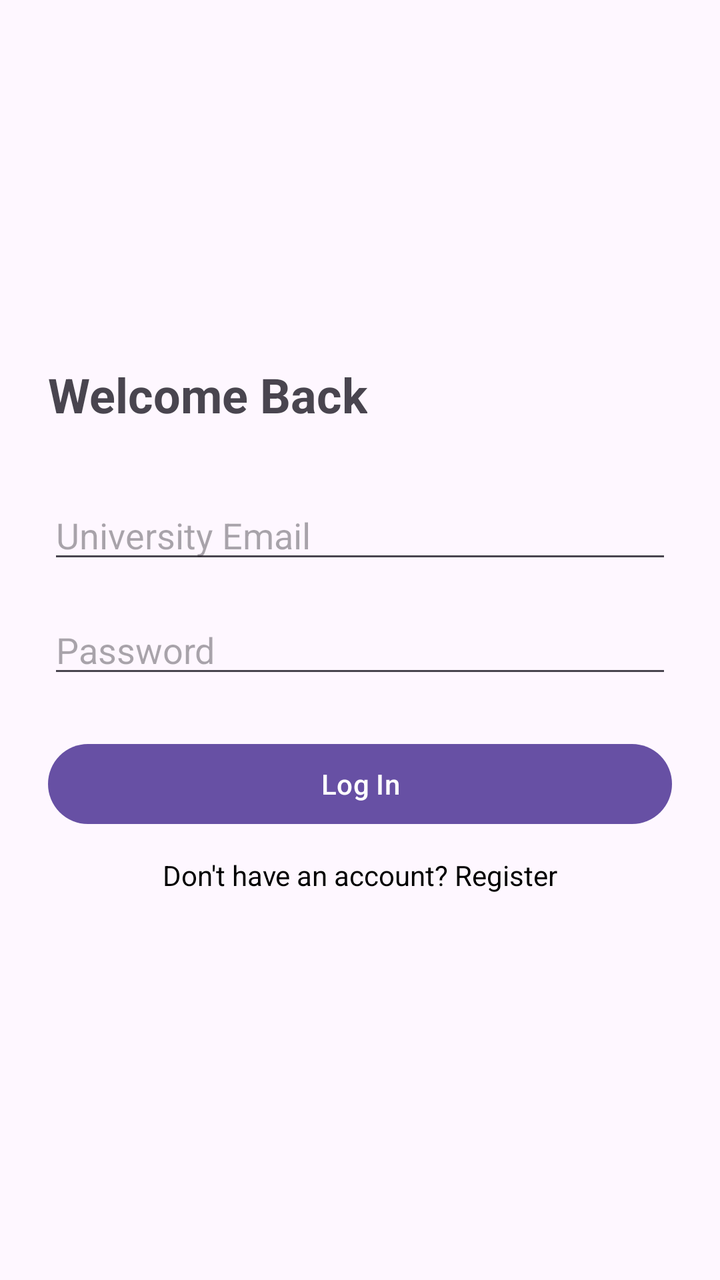
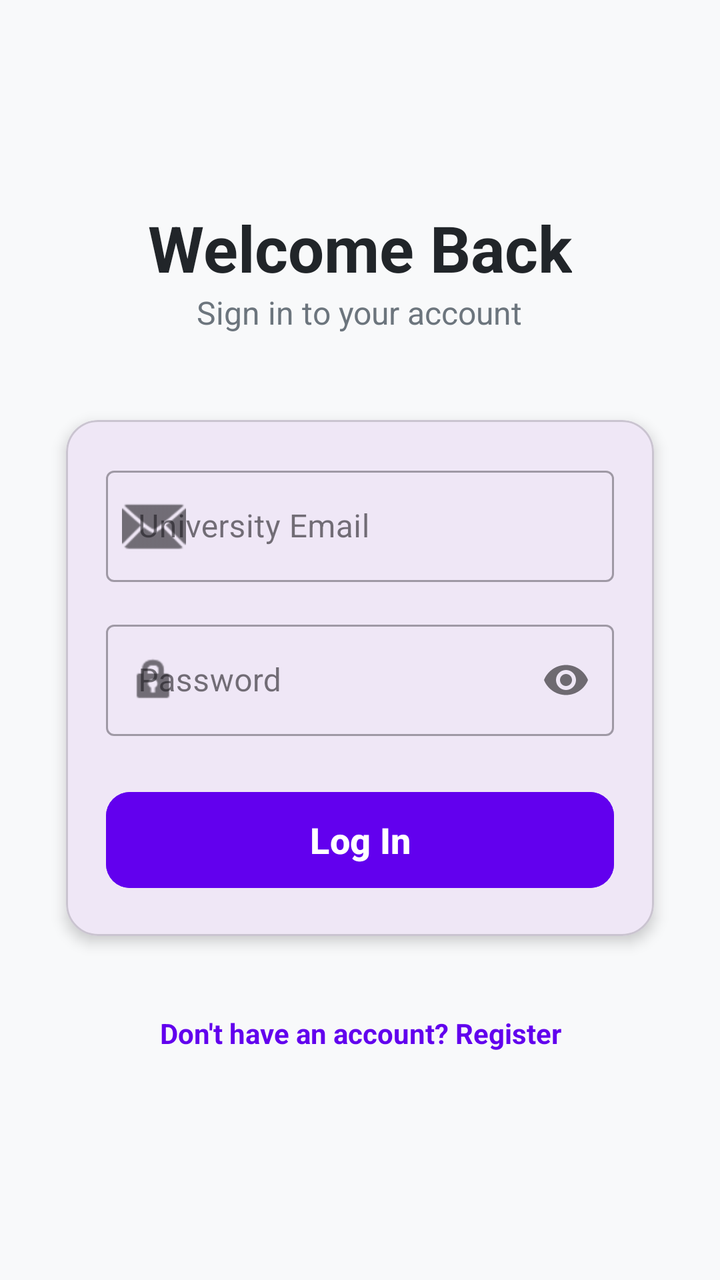

Compare the two renders of this Android layout. The source of the first and the diff that turns it into the second are given below.
<!-- AndroidManifest.xml: application theme Theme.CounsellingApp -->
<!-- res/layout/activity_login.xml -->
<?xml version="1.0" encoding="utf-8"?>
<LinearLayout xmlns:android="http://schemas.android.com/apk/res/android"
    android:layout_width="match_parent"
    android:layout_height="match_parent"
    android:orientation="vertical"
    android:padding="24dp"
    android:gravity="center_vertical">

    <TextView
        android:text="Welcome Back"
        android:textSize="24sp"
        android:textStyle="bold"
        android:layout_width="wrap_content"
        android:layout_height="wrap_content"
        android:layout_marginBottom="32dp"/>

    <EditText
        android:id="@+id/etEmail"
        android:hint="University Email"
        android:inputType="textEmailAddress"
        android:layout_width="match_parent"
        android:layout_height="wrap_content"
        android:layout_marginBottom="16dp"/>

    <EditText
        android:id="@+id/etPassword"
        android:hint="Password"
        android:inputType="textPassword"
        android:layout_width="match_parent"
        android:layout_height="wrap_content"
        android:layout_marginBottom="24dp"/>

    <Button
        android:id="@+id/btnLogin"
        android:text="Log In"
        android:layout_width="match_parent"
        android:layout_height="wrap_content"/>

    <TextView
        android:id="@+id/tvGoToRegister"
        android:text="Don't have an account? Register"
        android:textColor="@color/black"
        android:gravity="center"
        android:padding="12dp"
        android:layout_width="match_parent"
        android:layout_height="wrap_content"/>

</LinearLayout>
<!-- resources referenced by this layout -->
<resources>
  <color name="black">#FF000000</color>
  <style name="Theme.CounsellingApp" parent="Base.Theme.CounsellingApp" />
  <style name="Base.Theme.CounsellingApp" parent="Theme.Material3.DayNight.NoActionBar">
          
          
      </style>
</resources>

<!-- the commit's change to res/layout/activity_login.xml (unified diff, before → after) -->
@@ -1,48 +1,117 @@
 <?xml version="1.0" encoding="utf-8"?>
-<LinearLayout xmlns:android="http://schemas.android.com/apk/res/android"
+<androidx.constraintlayout.widget.ConstraintLayout xmlns:android="http://schemas.android.com/apk/res/android"
+    xmlns:app="http://schemas.android.com/apk/res-auto"
     android:layout_width="match_parent"
     android:layout_height="match_parent"
-    android:orientation="vertical"
-    android:padding="24dp"
-    android:gravity="center_vertical">
+    android:background="#F8F9FA">
 
-    <TextView
-        android:text="Welcome Back"
-        android:textSize="24sp"
-        android:textStyle="bold"
-        android:layout_width="wrap_content"
-        android:layout_height="wrap_content"
-        android:layout_marginBottom="32dp"/>
-
-    <EditText
-        android:id="@+id/etEmail"
-        android:hint="University Email"
-        android:inputType="textEmailAddress"
+    <ScrollView
         android:layout_width="match_parent"
         android:layout_height="wrap_content"
-        android:layout_marginBottom="16dp"/>
+        app:layout_constraintBottom_toBottomOf="parent"
+        app:layout_constraintTop_toTopOf="parent">
 
-    <EditText
-        android:id="@+id/etPassword"
-        android:hint="Password"
-        android:inputType="textPassword"
-        android:layout_width="match_parent"
-        android:layout_height="wrap_content"
-        android:layout_marginBottom="24dp"/>
+        <LinearLayout
+            android:layout_width="match_parent"
+            android:layout_height="wrap_content"
+            android:gravity="center_horizontal"
+            android:orientation="vertical"
+            android:padding="24dp">
 
-    <Button
-        android:id="@+id/btnLogin"
-        android:text="Log In"
-        android:layout_width="match_parent"
-        android:layout_height="wrap_content"/>
+            
+            <TextView
+                android:layout_width="wrap_content"
+                android:layout_height="wrap_content"
+                android:text="Welcome Back"
+                android:textColor="#212529"
+                android:textSize="32sp"
+                android:textStyle="bold" />
 
-    <TextView
-        android:id="@+id/tvGoToRegister"
-        android:text="Don't have an account? Register"
-        android:textColor="@color/black"
-        android:gravity="center"
-        android:padding="12dp"
-        android:layout_width="match_parent"
-        android:layout_height="wrap_content"/>
+            <TextView
+                android:layout_width="wrap_content"
+                android:layout_height="wrap_content"
+                android:layout_marginBottom="32dp"
+                android:text="Sign in to your account"
+                android:textColor="#6C757D"
+                android:textSize="16sp" />
 
-</LinearLayout>
+            
+            <com.google.android.material.card.MaterialCardView
+                android:layout_width="match_parent"
+                android:layout_height="wrap_content"
+                app:cardCornerRadius="16dp"
+                app:cardElevation="4dp"
+                app:cardUseCompatPadding="true">
+
+                <LinearLayout
+                    android:layout_width="match_parent"
+                    android:layout_height="wrap_content"
+                    android:orientation="vertical"
+                    android:padding="20dp">
+
+                    <com.google.android.material.textfield.TextInputLayout
+                        style="@style/Widget.MaterialComponents.TextInputLayout.OutlinedBox"
+                        android:layout_width="match_parent"
+                        android:layout_height="wrap_content"
+                        android:layout_marginBottom="16dp"
+                        android:hint="University Email"
+                        android:orientation="vertical"
+                        app:startIconDrawable="@android:drawable/ic_dialog_email">
+
+                        <com.google.android.material.textfield.TextInputEditText
+                            android:id="@+id/etEmail"
+                            android:layout_width="match_parent"
+                            android:layout_height="wrap_content"
+                            android:inputType="textEmailAddress" />
+                    </com.google.android.material.textfield.TextInputLayout>
+
+                    <com.google.android.material.textfield.TextInputLayout
+                        style="@style/Widget.MaterialComponents.TextInputLayout.OutlinedBox"
+                        android:layout_width="match_parent"
+                        android:layout_height="wrap_content"
+                        android:layout_marginBottom="24dp"
+                        android:hint="Password"
+                        app:passwordToggleEnabled="true"
+                        app:startIconDrawable="@android:drawable/ic_lock_idle_lock">
+
+                        <com.google.android.material.textfield.TextInputEditText
+                            android:id="@+id/etPassword"
+                            android:layout_width="match_parent"
+                            android:layout_height="wrap_content"
+                            android:inputType="textPassword" />
+                    </com.google.android.material.textfield.TextInputLayout>
+
+                    <com.google.android.material.button.MaterialButton
+                        android:id="@+id/btnLogin"
+                        android:layout_width="match_parent"
+                        android:layout_height="56dp"
+                        android:backgroundTint="#6200EE"
+                        android:text="Log In"
+                        android:textAllCaps="false"
+                        android:textSize="18sp"
+                        android:textStyle="bold"
+                        app:cornerRadius="12dp" />
+
+                </LinearLayout>
+            </com.google.android.material.card.MaterialCardView>
+
+            
+            <TextView
+                android:id="@+id/tvGoToRegister"
+                android:layout_width="match_parent"
+                android:layout_height="wrap_content"
+                android:layout_marginTop="16dp"
+                android:background="?attr/selectableItemBackground"
+                android:clickable="true"
+                android:focusable="true"
+                android:gravity="center"
+                android:padding="12dp"
+                android:text="Don't have an account? Register"
+                android:textColor="#6200EE"
+                android:textSize="14sp"
+                android:textStyle="bold" />
+
+        </LinearLayout>
+    </ScrollView>
+
+</androidx.constraintlayout.widget.ConstraintLayout>
<!-- resource entries referenced after the edit -->
@@ -1,6 +1,5 @@
 <!-- resources referenced by this layout -->
 <resources>
-  <color name="black">#FF000000</color>
   <style name="Theme.CounsellingApp" parent="Base.Theme.CounsellingApp" />
   <style name="Base.Theme.CounsellingApp" parent="Theme.Material3.DayNight.NoActionBar">
           
